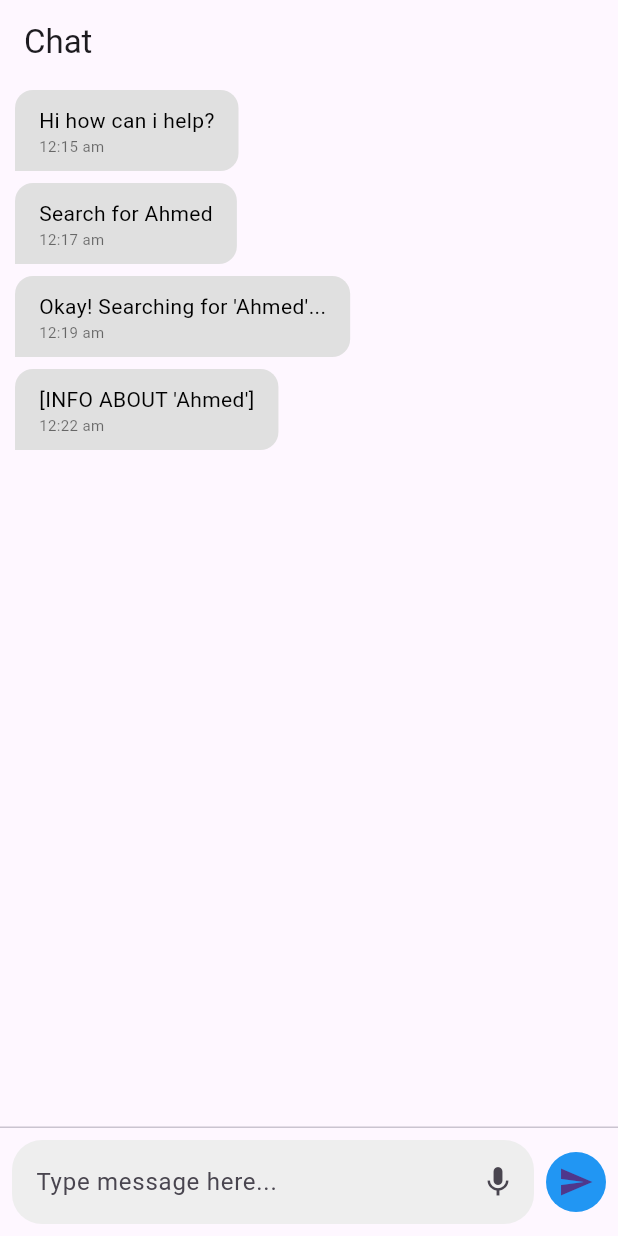
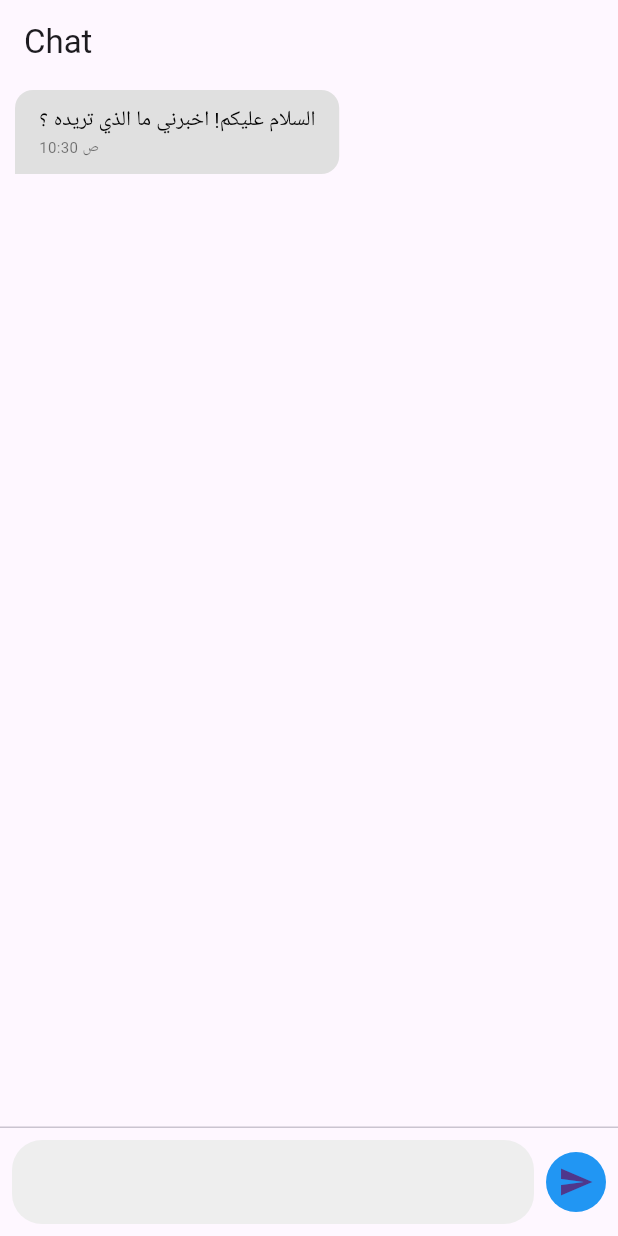
Before and after one commit to typ-AhmedSleem/chat_bot, a Flutter app: the screen it shows after launch, after a tap on the "send" icon, on a phone screen of 412 x 824 dp. Run offline on Flutter 3.47's test engine with Material 3 defaults, Android fonts, the phone set to English and light mode, and no system bars; our stand-ins replace plugin_platform_interface.

Commit message:
chat: started integration of ChatBot inside ChatScreen

```diff
--- a/example/lib/main.dart
+++ b/example/lib/main.dart
@@ -1,12 +1,11 @@
 import 'dart:math';
 
 import 'package:chat_bot/actions/actions.dart';
+import 'package:chat_bot/chat_bot.dart';
 import 'package:chat_bot_example/logger.dart';
 import 'package:flutter/material.dart';
 
-import 'package:chat_bot/chat_bot.dart';
 import 'package:chat_bot/chat/ui/chat_screen.dart';
-import 'package:chat_bot/api/chat_bot_api.dart' as api;
 import 'package:flutter/services.dart';
 
 void main() {
@@ -22,7 +21,6 @@ class MyApp extends StatefulWidget {
 
 class _MyAppState extends State<MyApp> {
   final chatBot = ChatBot();
-  final auth = api.Auth();
   final logger = Logger("ChatBotExample");
 
   // Test runtime
--- a/lib/api/chat_bot_api.dart
+++ b/lib/api/chat_bot_api.dart
@@ -3,6 +3,6 @@ import 'package:chat_bot/helpers/logger.dart';
 // import "package:http/http.dart" as http;
 // import "chat_bot_api_helper.dart" as helper;
 
-class Auth {
-  final logger = Logger("Auth");
+class PatientAPI {
+  final logger = Logger("PatientAPI");
 }
--- a/lib/chat/models/message.dart
+++ b/lib/chat/models/message.dart
@@ -1,7 +1,7 @@
 import 'package:chat_bot/helpers/datetime_helper.dart';
+import 'package:chat_bot/helpers/texts.dart';
 
 class Message {
-
   final String content;
   final bool isMe;
   final String timestamp;
@@ -9,7 +9,6 @@ class Message {
   Message({required this.content, required this.isMe, required this.timestamp});
 
   static Message defaultMessage() {
-    return Message(content: "السلام عليكم! اخبرني ما الذي تريده ؟", isMe: false, timestamp: nowFormatted());
+    return Message(content: Texts.startOfChatMessageContent, isMe: false, timestamp: nowFormatted());
   }
-
 }
--- a/lib/chat/ui/chat_screen.dart
+++ b/lib/chat/ui/chat_screen.dart
@@ -2,6 +2,8 @@ import 'package:flutter/material.dart';
 
 import '../models/message.dart';
 import 'chat_bubble.dart';
+import '../../helpers/texts.dart';
+import 'package:chat_bot/chat_bot.dart';
 
 void main() {
   runApp(const ChatApp());
@@ -30,8 +32,8 @@ class ChatScreen extends StatefulWidget {
 }
 
 class _ChatScreenState extends State<ChatScreen> {
-  String? message;
   final List<Message> messages = [];
+  final chatBot = ChatBot();
 
   @override
   Widget build(BuildContext context) {
@@ -43,12 +45,7 @@ class _ChatScreenState extends State<ChatScreen> {
         children: <Widget>[
           Expanded(
             child: ListView(
-              children: [
-                ChatBubble.botBubble(content: "Hi how can i help?", timestamp: "12:15 am"),
-                ChatBubble.userBubble(content: "Search for Ahmed", timestamp: "12:17 am"),
-                ChatBubble.botBubble(content: "Okay! Searching for 'Ahmed'...", timestamp: "12:19 am"),
-                ChatBubble.botBubble(content: "[INFO ABOUT 'Ahmed']", timestamp: "12:22 am"),
-              ],
+              children: [ChatBubble.ofMessage(Message.defaultMessage())],
             ),
             // child: ListView.builder(
             //     padding: const EdgeInsets.all(8.0),
@@ -64,8 +61,7 @@ class _ChatScreenState extends State<ChatScreen> {
                 Expanded(
                   child: TextField(
                     decoration: InputDecoration(
-                      hintText: 'Type message here...',
-                      suffixIcon: const Icon(Icons.mic),
+                      hintText: Texts.typeMessageHere,
                       border: OutlineInputBorder(
                         borderRadius: BorderRadius.circular(20.0),
                         borderSide: BorderSide.none,
@@ -73,9 +69,9 @@ class _ChatScreenState extends State<ChatScreen> {
                       filled: true,
                       fillColor: Colors.grey[200],
                     ),
-                    onChanged: (msg) {
-                      message = msg;
-                    },
+                    // onChanged: (msg) {
+                    //   message = msg;
+                    // },
                   ),
                 ),
                 const SizedBox(width: 8.0),
@@ -83,8 +79,8 @@ class _ChatScreenState extends State<ChatScreen> {
                   backgroundColor: Colors.blue,
                   child: IconButton(
                     icon: const Icon(Icons.send),
-                    onPressed: () {
-                      askChatBot(message);
+                    onPressed: () async {
+                      throw UnimplementedError("Not yet implemented.");
                     },
                   ),
                 ),
@@ -96,10 +92,9 @@ class _ChatScreenState extends State<ChatScreen> {
     );
   }
 
-  void askChatBot(String? message) {
-    // todo: build message model
-    // todo: update ui
-    // todo: send message to chat bot native side
-    throw UnimplementedError("askChatBot is not yet implemented.");
+  void askChatBot() async {}
+
+  void sendMessage(Message message) {
+    throw UnimplementedError("sendMessage is not yet implemented.");
   }
 }
--- a/lib/chat_bot.dart
+++ b/lib/chat_bot.dart
@@ -1,4 +1,5 @@
-import 'package:chat_bot/actions/actions.dart';
+import 'api/chat_bot_api.dart';
+import 'actions/actions.dart';
 
 import 'chat_bot_platform_interface.dart';
 import 'helpers/logger.dart';
@@ -7,6 +8,7 @@ import 'helpers/logger.dart';
 /// that ChatBot can do
 class ChatBot {
   final logger = Logger("ChatBot");
+  final api = PatientAPI();
 
   /// Starts SpeechToText service in
   /// the android native side and return
--- /dev/null
+++ b/lib/helpers/texts.dart
@@ -0,0 +1,4 @@
+class Texts {
+  static const String typeMessageHere = "";
+  static const String startOfChatMessageContent = "السلام عليكم! اخبرني ما الذي تريده ؟";
+}
```
